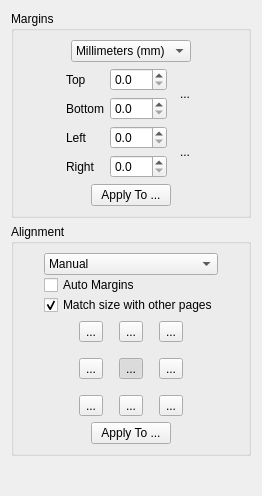
Before: the Qt Designer form filters/page_layout/ui/PageLayoutOptionsWidget.ui in 4lex4/scantailor-advanced, drawn with Qt 5.
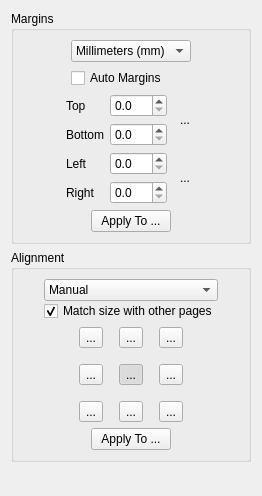
After: the same form once the commit is applied. Icons and pictures are not drawn.

Commit message: Reworked the auto margins and page box features from version Enhanced.

The edit to the form file:
```diff
--- a/filters/page_layout/ui/PageLayoutOptionsWidget.ui
+++ b/filters/page_layout/ui/PageLayoutOptionsWidget.ui
@@ -51,6 +51,16 @@
             </item>
            </widget>
           </item>
+          <item>
+           <widget class="QCheckBox" name="autoMargins">
+            <property name="text">
+             <string>Auto Margins</string>
+            </property>
+            <property name="checked">
+             <bool>false</bool>
+            </property>
+           </widget>
+          </item>
          </layout>
         </item>
         <item>
@@ -315,16 +325,6 @@
             </item>
            </widget>
           </item>
-          <item>
-           <widget class="QCheckBox" name="autoMargins">
-            <property name="text">
-             <string>Auto Margins</string>
-            </property>
-            <property name="checked">
-             <bool>false</bool>
-            </property>
-           </widget>
-          </item>
           <item>
            <widget class="QCheckBox" name="alignWithOthersCB">
             <property name="text">
```
Left out of the diff: 114 changed lines with no effect on the pictures. The commit also changes 29 other files.
